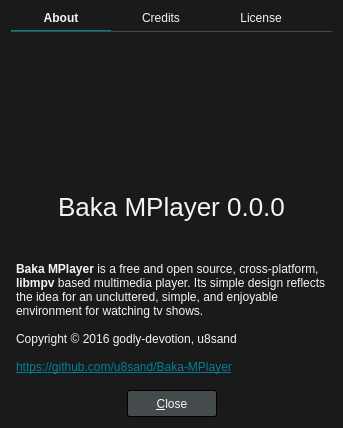
First picture: the form in src/ui/aboutdialog.ui, repository liberize/Baka-MPlayer, before the edit.
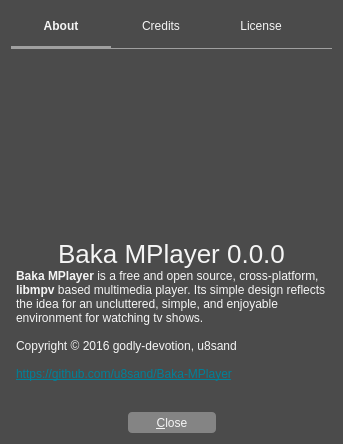
Second picture: the form after the edit. Icons and pictures are not drawn.

Diff of the .ui file:
```diff
--- a/src/ui/aboutdialog.ui
+++ b/src/ui/aboutdialog.ui
@@ -7,7 +7,7 @@
     <x>0</x>
     <y>0</y>
     <width>343</width>
-    <height>428</height>
+    <height>444</height>
    </rect>
   </property>
   <property name="windowTitle">
@@ -15,9 +15,9 @@
   </property>
   <property name="styleSheet">
    <string notr="true">QWidget {
-	font: 12px &quot;Noto Sans&quot;, &quot;FreeSans&quot;;
-	background: #1A1A1A;
-	color: whitesmoke;
+  font: 12px &quot;Noto Sans&quot;, &quot;FreeSans&quot;;
+  background: #4B4B4B;
+  color: whitesmoke;
 }
 
 #versionLabel {
@@ -27,13 +27,13 @@
 /* QPushButton */
 
 QPushButton {
-	background: #454A4D;
-	border: 1px solid #000;
-	border-radius: 2px;
-	color: whitesmoke;
-	min-width: 76px;
-	min-height: 17px;
-	padding: 4px 6px;
+  background: #848484;
+  border: none;
+  border-radius: 4px;
+  color: whitesmoke;
+  min-width: 76px;
+  min-height: 15px;
+  padding: 3px 6px;
 }
 QPushButton:focus {
 	border: 1px solid #008098;
@@ -43,57 +43,57 @@
 	background: #2E3133;
 }
 QPushButton:disabled {
-	background: transparent;
-	border: 1px solid #454A4D;
-	color: #6F6F6F;
+  background: transparent;
+  border: 1px solid #6E6E6E;
+  color: #6F6F6F;
 }
 
 /* QScrollBar */
 
 QScrollBar:vertical {
-	padding-left: 1px;
-	width: 6px;
+  padding-left: 1px;
+  width: 6px;
 }
 QScrollBar::handle:vertical {
-	background: #008098;
-	border-radius: 2px;
-	min-height: 10px;
+  background: #A0A0A0;
+  border-radius: 2px;
+  min-height: 10px;
 }
 QScrollBar::add-line:vertical,
 QScrollBar::sub-line:vertical {
-	border: none;
+  border: none;
 }
 QScrollBar::add-page:vertical,
 QScrollBar::sub-page:vertical  {
-	background: #383838;
-	margin: 0 2px;
+  background: #4B4B4B;
+  margin: 0 2px;
 }
 QScrollBar::up-arrow:vertical,
 QScrollBar::down-arrow:vertical {
-	background: transparent;
+  background: transparent;
 }
 
 QScrollBar:horizontal {
-	height: 6px;
-	padding-top: 1px;
+  height: 6px;
+  padding-top: 1px;
 }
 QScrollBar::handle:horizontal {
-	background: #008098;
-	border-radius: 2px;
-	min-width: 10px;
+  background: #A0A0A0;
+  border-radius: 2px;
+  min-width: 10px;
 }
 QScrollBar::add-line:horizontal,
 QScrollBar::sub-line:horizontal {
-	border: none;
+  border: none;
 }
 QScrollBar::add-page:horizontal,
 QScrollBar::sub-page:horizontal {
-	background: #383838;
-	margin: 2px 0;
+  background: #4B4B4B;
+  margin: 2px 0;
 }
 QScrollBar::left-arrow:horizontal,
 QScrollBar::right-arrow:horizontal {
-	background: transparent;
+  background: transparent;
 }</string>
   </property>
   <layout class="QVBoxLayout" name="verticalLayout_4">
@@ -101,8 +101,8 @@
     <widget class="QTabWidget" name="tabWidget">
      <property name="styleSheet">
       <string notr="true">QTabWidget::pane { /* The tab widget frame */
-	border-top: 1px solid #454A4D;
-	padding: 5px 0px;
+  border-top: 1px solid #A0A0A0;
+  padding: 20px 0px;
 }
 
 QTabWidget::tab-bar { alignment: center; }
@@ -110,17 +110,18 @@
 /* Style the tab using the tab sub-control. Note that
     it reads QTabBar _not_ QTabWidget */
 QTabBar::tab {
-	border-style: none;
-	padding-bottom: 5px;
-	min-width: 100px;
+  height: 30px;
+  border-style: none;
+  padding-bottom: 5px;
+  min-width: 100px;
 }
 QTabBar::tab:selected {
-	border-bottom: 1px solid #008098;
-	font-weight: bold;
+  border-bottom: 2px solid #A0A0A0;
+  font-weight: bold;
 }
 QTabBar::tab:!selected {
-	font-weight: normal;
-	margin-bottom: 1px;
+  font-weight: normal;
+  margin-bottom: 1px;
 }</string>
      </property>
      <property name="currentIndex">
@@ -161,8 +162,8 @@
            </property>
            <property name="maximumSize">
             <size>
-             <width>150</width>
-             <height>150</height>
+             <width>100</width>
+             <height>100</height>
             </size>
            </property>
            <property name="pixmap">
@@ -178,6 +179,19 @@
          </item>
         </layout>
        </item>
+       <item>
+        <spacer name="verticalSpacer">
+         <property name="orientation">
+          <enum>Qt::Vertical</enum>
+         </property>
+         <property name="sizeHint" stdset="0">
+          <size>
+           <width>20</width>
+           <height>40</height>
+          </size>
+         </property>
+        </spacer>
+       </item>
        <item>
         <widget class="QLabel" name="versionLabel">
          <property name="text">
```
Left out of the diff: 6 changed lines with no effect on the pictures.
